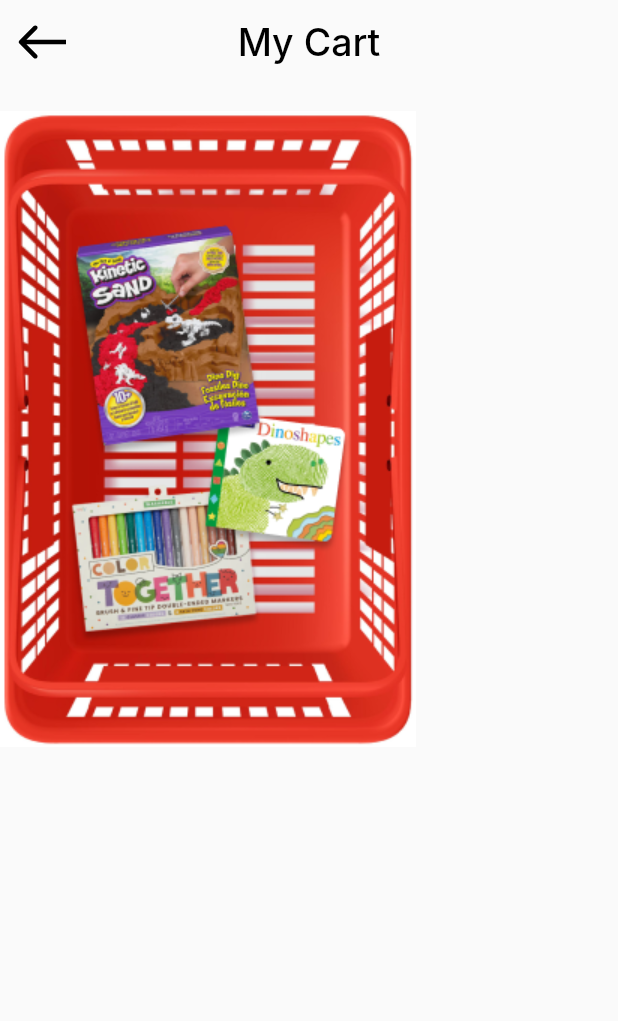
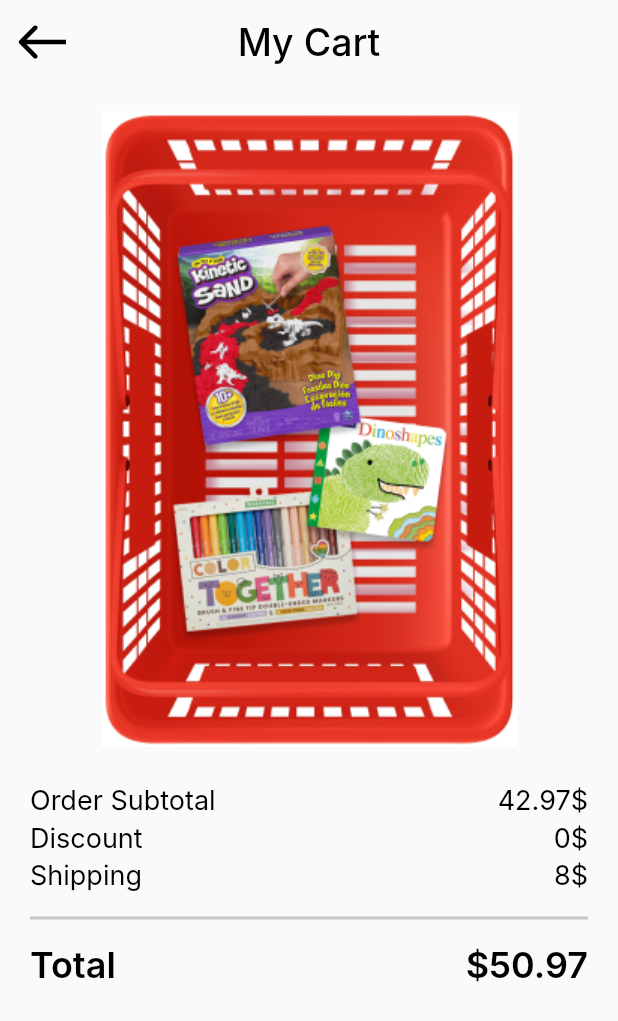
Before and after one commit to tharwatsamy/checkout_payment_ui, a Flutter app: the screen it shows after launch, on a phone screen of 412 x 824 dp. Shown: the top 1021 px of the screen. Run offline on Flutter 3.47's test engine with Material 2 defaults, Android fonts, the phone set to English and light mode, and no system bars; our stand-ins replace flutter_svg; Roboto replaces fonts that are missing (Inter).

Commit message:
create total price widget

```diff
--- /dev/null
+++ b/lib/Features/checkout/presentation/views/widgets/cart_info_item.dart
@@ -0,0 +1,25 @@
+import 'package:checkout_payment_ui/core/utils/styles.dart';
+import 'package:flutter/material.dart';
+
+class OrderInfoItem extends StatelessWidget {
+  const OrderInfoItem({super.key, required this.title, required this.value});
+  final String title, value;
+  @override
+  Widget build(BuildContext context) {
+    return Row(
+      children: [
+        Text(
+          title,
+          textAlign: TextAlign.center,
+          style: Styles.style18,
+        ),
+        const Spacer(),
+        Text(
+          value,
+          textAlign: TextAlign.center,
+          style: Styles.style18,
+        )
+      ],
+    );
+  }
+}
--- a/lib/Features/checkout/presentation/views/widgets/my_cart_view_body.dart
+++ b/lib/Features/checkout/presentation/views/widgets/my_cart_view_body.dart
@@ -1,3 +1,6 @@
+import 'package:checkout_payment_ui/Features/checkout/presentation/views/widgets/cart_info_item.dart';
+import 'package:checkout_payment_ui/Features/checkout/presentation/views/widgets/total_price_widget.dart';
+import 'package:checkout_payment_ui/core/utils/styles.dart';
 import 'package:flutter/material.dart';
 import 'package:flutter_svg/flutter_svg.dart';
 
@@ -6,13 +9,43 @@
 
   @override
   Widget build(BuildContext context) {
-    return Column(
+    return Padding(
+      padding: const EdgeInsets.symmetric(horizontal: 20),
+      child: Column(
         children: [
           const SizedBox(
             height: 18,
           ),
           Image.asset('assets/images/basket_image.png'),
+          const SizedBox(
+            height: 25,
+          ),
+          const OrderInfoItem(
+            title: 'Order Subtotal',
+            value: r'42.97$',
+          ),
+          const SizedBox(
+            height: 3,
+          ),
+          const OrderInfoItem(
+            title: 'Discount',
+            value: r'0$',
+          ),
+          const SizedBox(
+            height: 3,
+          ),
+          const OrderInfoItem(
+            title: 'Shipping',
+            value: r'8$',
+          ),
+          const Divider(
+            thickness: 2,
+            height: 34,
+            color: Color(0xffC7C7C7),
+          ),
+          const TotalPrice(title: 'Total', value: r'$50.97')
         ],
+      ),
     );
   }
 }
--- /dev/null
+++ b/lib/Features/checkout/presentation/views/widgets/total_price_widget.dart
@@ -0,0 +1,26 @@
+import 'package:checkout_payment_ui/core/utils/styles.dart';
+import 'package:flutter/material.dart';
+
+class TotalPrice extends StatelessWidget {
+  const TotalPrice({super.key, required this.title, required this.value});
+
+  final String title, value;
+  @override
+  Widget build(BuildContext context) {
+    return Row(
+      children: [
+        Text(
+          title,
+          textAlign: TextAlign.center,
+          style: Styles.style24,
+        ),
+        const Spacer(),
+        Text(
+          value,
+          textAlign: TextAlign.center,
+          style: Styles.style24,
+        )
+      ],
+    );
+  }
+}
```
Lines whose indentation alone changed are shown as unchanged.
